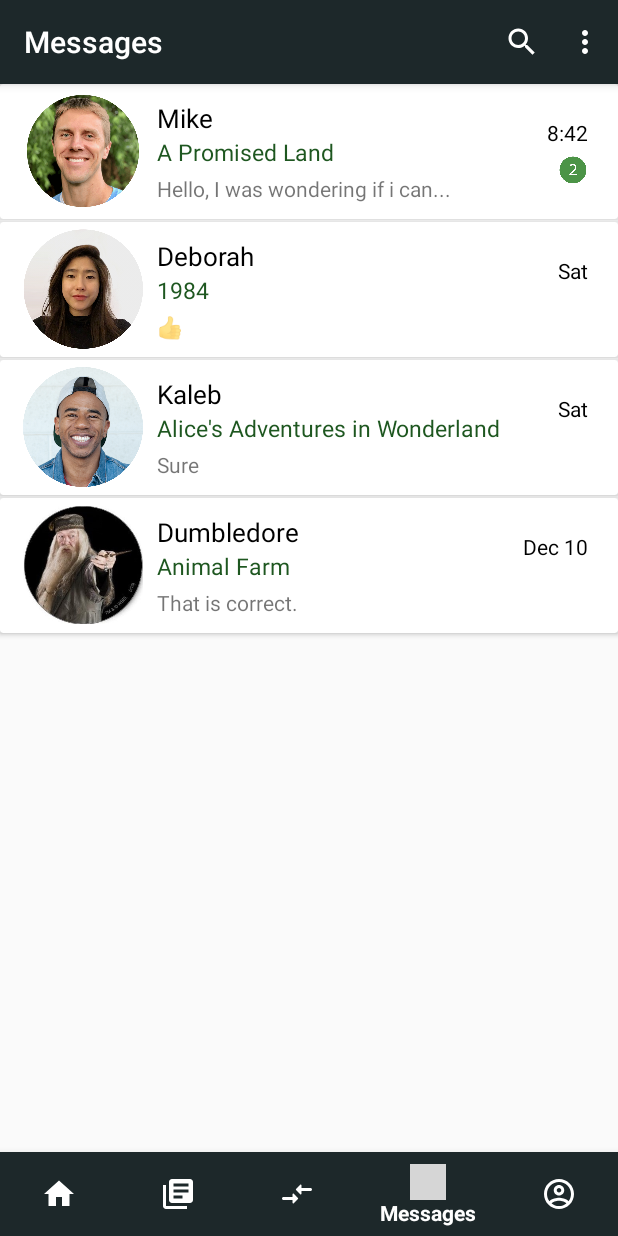
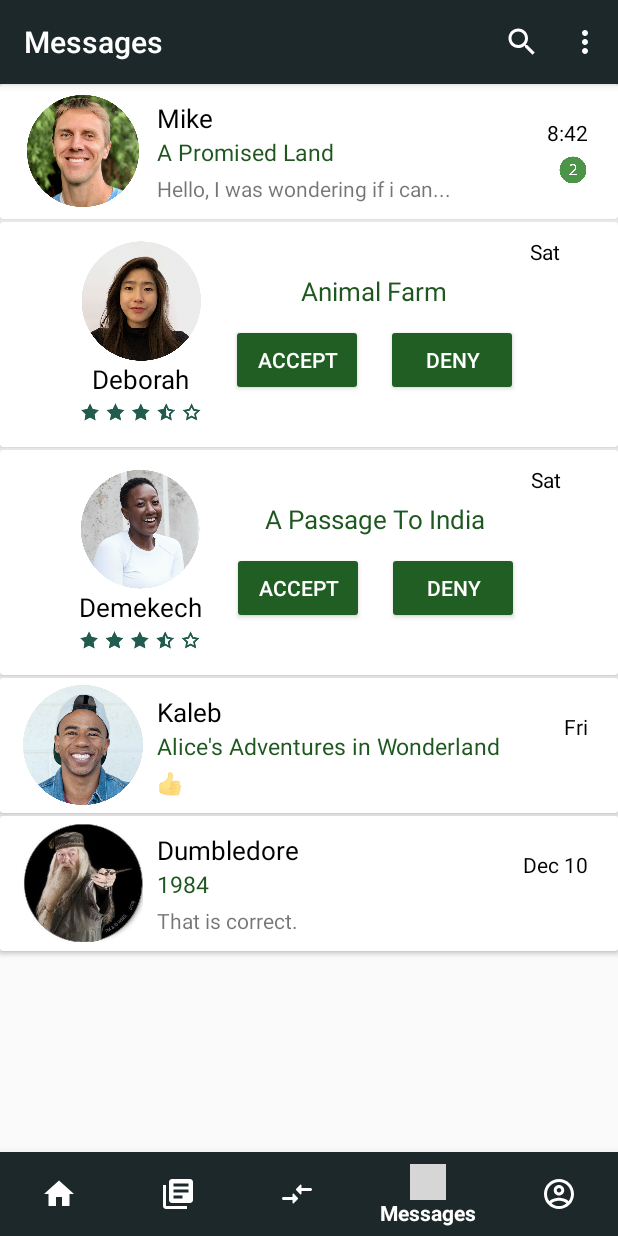
Before and after one commit to HeranSemere/BookHub, an Android app: the MessagesFragment screen opened through its navigation route, on a phone screen of 412 x 824 dp. Run offline under Robolectric (Android 15) with nearby library versions, the phone set to English and light mode, and no system bars; our stand-ins replace navigation-ui; grey boxes are pictures that could not be loaded.

Commit message:
Book request on messages added

```diff
--- a/app/src/main/java/com/binaryninja/readerhub/data/Message.kt
+++ b/app/src/main/java/com/binaryninja/readerhub/data/Message.kt
@@ -6,5 +6,6 @@ data class Message(
     val senderMessage: String,
     val book: String,
     val timeStamp: String,
-    val tag: Int
+    val tag: Int,
+    val newRequest: Boolean
 )
--- a/app/src/main/java/com/binaryninja/readerhub/ui/messages/MessagesFragment.kt
+++ b/app/src/main/java/com/binaryninja/readerhub/ui/messages/MessagesFragment.kt
@@ -40,10 +40,11 @@ class MessagesFragment : Fragment() {
         super.onViewCreated(view, savedInstanceState)
 
 
-        message.add(Message(R.drawable.profile3,"Mike","Hello, I was wondering if i can...","A Promised Land","8:42", R.drawable.notification))
-        message.add(Message(R.drawable.profile4,"Deborah","\uD83D\uDC4D","1984","Sat",0))
-        message.add(Message(R.drawable.profile5,"Kaleb","Sure","Alice's Adventures in Wonderland","Sat",0))
-        message.add(Message(R.drawable.profile6,"Dumbledore","That is correct.","Animal Farm","Dec 10",0))
+        message.add(Message(R.drawable.profile3,"Mike","Hello, I was wondering if i can...","A Promised Land","8:42", R.drawable.notification,false))
+        message.add(Message(R.drawable.profile4,"Deborah","Yeah","Animal Farm","Sat",0,true))
+        message.add(Message(R.drawable.profile7,"Demekech","Sure","A Passage To India","Sat",0, true))
+        message.add(Message(R.drawable.profile5,"Kaleb","\uD83D\uDC4D","Alice's Adventures in Wonderland","Fri",0, false))
+        message.add(Message(R.drawable.profile6,"Dumbledore","That is correct.","1984","Dec 10",0,false))
 
 
         messages_recyclerView.layoutManager = LinearLayoutManager(activity)
--- a/app/src/main/java/com/binaryninja/readerhub/ui/messages/MessagesRecyclerAdapter.kt
+++ b/app/src/main/java/com/binaryninja/readerhub/ui/messages/MessagesRecyclerAdapter.kt
@@ -4,7 +4,9 @@ import android.view.LayoutInflater
 import android.view.View
 import android.view.ViewGroup
 import android.widget.ImageView
+import android.widget.LinearLayout
 import android.widget.TextView
+import androidx.core.view.isVisible
 import androidx.recyclerview.widget.RecyclerView
 import com.binaryninja.readerhub.R
 import com.binaryninja.readerhub.data.Message
@@ -22,6 +24,15 @@ class MessagesRecyclerAdapter( private var messages : List<Message>): RecyclerVi
         val tag: ImageView= itemView.findViewById(R.id.tag)
         val book: TextView= itemView.findViewById(R.id.senderBook)
 
+        val message_item:LinearLayout=itemView.findViewById(R.id.message_item)
+        val request_item:LinearLayout=itemView.findViewById(R.id.request_item)
+
+
+        val senderPictureRequest: ImageView = itemView.findViewById(R.id.senderImageRequest)
+        val senderNameRequest: TextView = itemView.findViewById(R.id.senderNameRequest)
+        val senderBookRequest: TextView = itemView.findViewById(R.id.senderBookRequest)
+        val timeStampRequest: TextView = itemView.findViewById(R.id.timeStampRequest)
+
 
     }
 
@@ -37,12 +48,23 @@ class MessagesRecyclerAdapter( private var messages : List<Message>): RecyclerVi
 
     override fun onBindViewHolder(holder: ViewHolder, position: Int) {
 
+            if(messages[position].newRequest){
+                holder.message_item.visibility = View.GONE
+                holder.senderPictureRequest.setImageResource(messages[position].senderPicture)
+                holder.senderNameRequest.text = messages[position].senderName
+                holder.senderBookRequest.text = messages[position].book
+                holder.timeStampRequest.text = messages[position].timeStamp
+
+
+            }else{
+                holder.request_item.visibility = View.GONE
                 holder.senderPicture.setImageResource(messages[position].senderPicture)
                 holder.senderName.text = messages[position].senderName
                 holder.book.text = messages[position].book
                 holder.senderMessage.text = messages[position].senderMessage
                 holder.timeStamp.text = messages[position].timeStamp
                 holder.tag.setImageResource(messages[position].tag)
+            }
 
     }
 }
--- a/app/src/main/java/com/binaryninja/readerhub/ui/profile/OwnersBookRecyclerAdapter.kt
+++ b/app/src/main/java/com/binaryninja/readerhub/ui/profile/OwnersBookRecyclerAdapter.kt
@@ -20,6 +20,7 @@ class OwnersBookRecyclerAdapter( private var usersBooks : List<User>): RecyclerV
 
     }
 
+
     override fun onCreateViewHolder(parent: ViewGroup, viewType: Int): ViewHolder {
         val v = LayoutInflater.from(parent.context).inflate(R.layout.profile_books_item_layout, parent, false)
         return ViewHolder(v)
--- a/app/src/main/res/layout/messages_item_layout.xml
+++ b/app/src/main/res/layout/messages_item_layout.xml
@@ -10,7 +10,12 @@
     android:layout_marginBottom="2dp"
     android:foreground="?selectableItemBackground">
 
+    <RelativeLayout
+        android:layout_width="wrap_content"
+        android:layout_height="wrap_content">
         <LinearLayout
+
+            android:id="@+id/message_item"
             android:orientation="horizontal"
             android:layout_width="match_parent"
             android:paddingLeft="15dp"
@@ -95,4 +100,117 @@
                 android:layout_height="5dp"/>
         </LinearLayout>
 
+
+
+        <LinearLayout
+
+            android:id="@+id/request_item"
+            android:gravity="center_horizontal"
+            android:orientation="horizontal"
+            android:layout_width="match_parent"
+            android:paddingLeft="15dp"
+            android:layout_height="150dp">
+
+
+            <LinearLayout
+                android:layout_gravity="center_vertical"
+                android:layout_width="wrap_content"
+                android:layout_height="wrap_content"
+                android:orientation="vertical">
+                <ImageView
+                    android:layout_gravity="center_horizontal"
+                    android:id="@+id/senderImageRequest"
+                    android:layout_width="80dp"
+                    android:layout_height="80dp"
+                    tools:srcCompat="@drawable/profile" />
+                <TextView
+
+                    android:id="@+id/senderNameRequest"
+                    android:layout_width="wrap_content"
+                    android:layout_height="wrap_content"
+                    android:layout_gravity="center_horizontal"
+                    tools:text="Deborah"
+                    android:textColor="#000000"
+                    android:textSize="17sp" />
+
+                <ImageView
+                    android:layout_gravity="center_horizontal"
+                    android:layout_width="80dp"
+                    android:layout_height="20dp"
+                    android:src="@drawable/rating" />
+
+
+
+            </LinearLayout>
+
+            <View
+                android:layout_width="20dp"
+                android:layout_height="match_parent"/>
+
+
+            <LinearLayout
+                android:layout_gravity="center_vertical"
+                android:layout_width="wrap_content"
+                android:layout_height="wrap_content"
+                android:orientation="vertical">
+
+
+                <TextView
+                    android:layout_gravity="center_horizontal"
+                    android:textColor="#1E5720"
+                    android:id="@+id/senderBookRequest"
+                    android:textSize="17sp"
+                    android:layout_marginBottom="10dp"
+                    android:layout_width="wrap_content"
+                    android:layout_height="wrap_content"
+                    tools:text="A Promised Land" />
+
+                <LinearLayout
+                    android:layout_width="wrap_content"
+                    android:layout_height="wrap_content"
+                    android:orientation="horizontal">
+                    <Button
+                        android:backgroundTint="#215E23"
+                        android:textColor="@color/white"
+                        android:layout_width="wrap_content"
+                        android:layout_height="wrap_content"
+                        android:layout_marginRight="15dp"
+                        android:text="Accept"/>
+
+                    <Button
+                        android:backgroundTint="#215E23"
+                        android:textColor="@color/white"
+                        android:layout_width="wrap_content"
+                        android:layout_height="wrap_content"
+                        android:text="Deny"/>
+
+
+                </LinearLayout>
+
+
+
+            </LinearLayout>
+
+            <View
+                android:layout_width="8dp"
+                android:layout_height="0dp"/>
+            <TextView
+                android:textColor="#000000"
+                android:paddingTop="10dp"
+                android:id="@+id/timeStampRequest"
+                android:layout_gravity="right"
+                android:layout_width="wrap_content"
+                android:layout_height="match_parent"
+                tools:text="Dec 18"
+                />
+
+        </LinearLayout>
+
+
+
+
+    </RelativeLayout>
+
+
+
 </androidx.cardview.widget.CardView>
--- /dev/null
+++ b/app/src/main/res/layout/request_item_view.xml
@@ -0,0 +1,6 @@
+<?xml version="1.0" encoding="utf-8"?>
+<androidx.constraintlayout.widget.ConstraintLayout
+    xmlns:android="http://schemas.android.com/apk/res/android" android:layout_width="match_parent"
+    android:layout_height="match_parent">
+
+</androidx.constraintlayout.widget.ConstraintLayout>
```
Also changed, not shown: app/src/main/res/layout/test.xml (added, +116 -0 lines), app/src/main/res/drawable/logo.png (added), app/src/main/res/drawable/profile7.png (added). Lines whose indentation alone changed are shown as unchanged.
